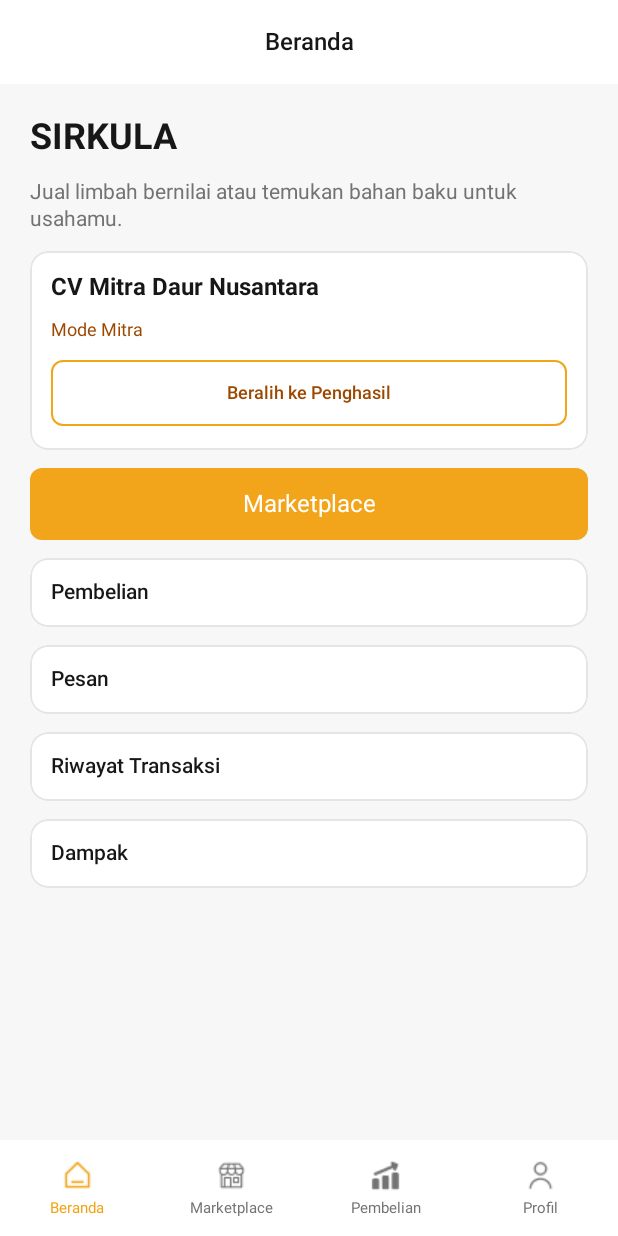
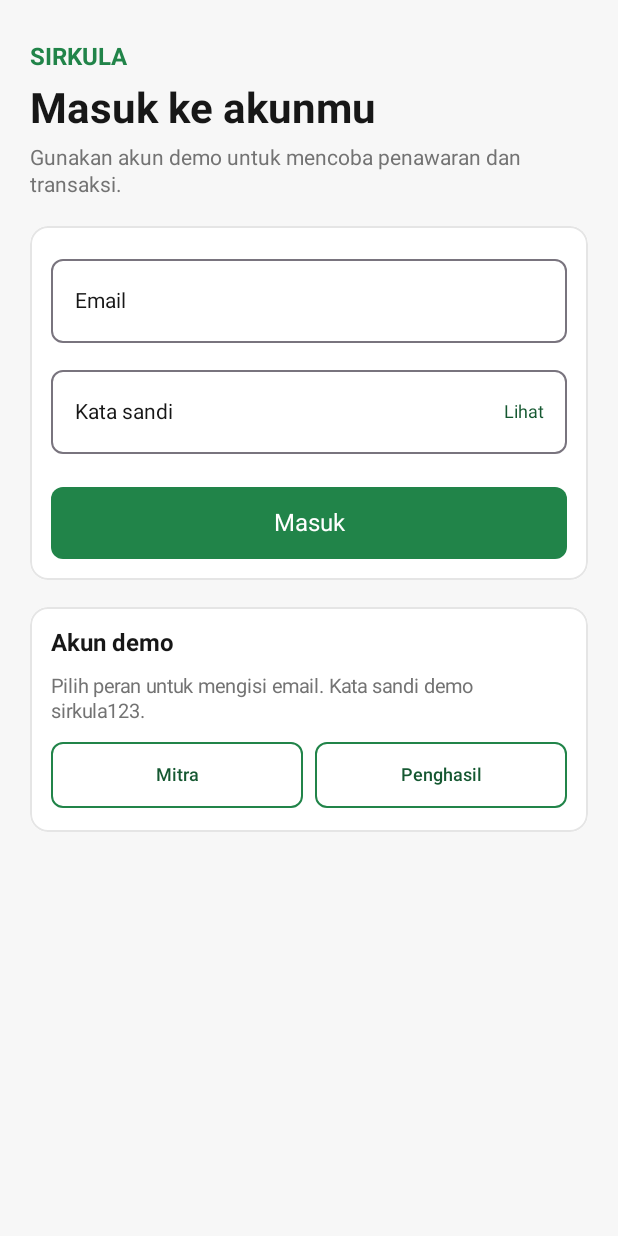
Before and after one commit to dumasannaomi-cmyk/SirkulaCSR, an Android app built with Jetpack Compose: the screen it shows after launch (MainActivity), on a phone screen of 412 x 824 dp. Run offline under Robolectric (Android 15) with nearby library versions, the phone set to English and light mode, and no system bars.

Commit message:
Add demo login and sign-out

```diff
--- a/app/src/main/java/com/example/sirkulacsr/MainActivity.kt
+++ b/app/src/main/java/com/example/sirkulacsr/MainActivity.kt
@@ -6,7 +6,7 @@ import androidx.activity.ComponentActivity
 import androidx.activity.SystemBarStyle
 import androidx.activity.compose.setContent
 import androidx.activity.enableEdgeToEdge
-import com.example.sirkulacsr.trade.TradeApp
+import com.example.sirkulacsr.trade.SirkulaApp
 import com.example.sirkulacsr.ui.theme.SirkulaCSRTheme
 
 class MainActivity : ComponentActivity() {
@@ -15,7 +15,7 @@ class MainActivity : ComponentActivity() {
         val systemBars = SystemBarStyle.light(Color.TRANSPARENT, Color.WHITE)
         enableEdgeToEdge(statusBarStyle = systemBars, navigationBarStyle = systemBars)
         setContent {
-            SirkulaCSRTheme(darkTheme = false, dynamicColor = false) { TradeApp() }
+            SirkulaCSRTheme(darkTheme = false, dynamicColor = false) { SirkulaApp() }
         }
     }
 }
--- a/app/src/main/java/com/example/sirkulacsr/trade/TradeApp.kt
+++ b/app/src/main/java/com/example/sirkulacsr/trade/TradeApp.kt
@@ -45,12 +45,12 @@ private fun destination(offer: TradeOffer, role: TradeRole) = when (offer.status
 }
 
 @Composable
-internal fun TradeApp() {
+internal fun TradeApp(initialRole: TradeRole, signOut: () -> Unit) {
     val store = TradeStore.instance(LocalContext.current)
     val scope = rememberCoroutineScope()
     val snackbar = remember { SnackbarHostState() }
     val stateHolder = rememberSaveableStateHolder()
-    var role by rememberSaveable { mutableStateOf(TradeRole.MITRA) }
+    var role by rememberSaveable { mutableStateOf(initialRole) }
     var stack by rememberSaveable { mutableStateOf(arrayListOf("HOME:0")) }
     var snapshot by remember { mutableStateOf<TradeSnapshot?>(null) }
     var failedLoad by remember { mutableStateOf(false) }
@@ -159,7 +159,7 @@ internal fun TradeApp() {
                             data == null -> if (failedLoad) TradeButton("Coba Lagi", role.accent, { perform() })
                                 else CircularProgressIndicator(Modifier.align(Alignment.CenterHorizontally), color = role.accent)
                             screen == TradeScreen.HOME || screen == TradeScreen.PROFILE ->
-                                TradeHome(role, screen == TradeScreen.PROFILE, ::switchRole) { go(it, root = true) }
+                                TradeHome(role, screen == TradeScreen.PROFILE, ::switchRole, signOut) { go(it, root = true) }
                             screen == TradeScreen.MARKET || screen == TradeScreen.LISTINGS -> BrowseListings(
                                 data.listings, role, screen == TradeScreen.LISTINGS, { go(TradeScreen.LISTING, it) }, { go(it) }
                             )
--- a/app/src/main/java/com/example/sirkulacsr/trade/TradeEntryScreens.kt
+++ b/app/src/main/java/com/example/sirkulacsr/trade/TradeEntryScreens.kt
@@ -40,7 +40,13 @@ internal fun TradeNavigation(role: TradeRole, screens: List<TradeScreen>, select
 }
 
 @Composable
-internal fun TradeHome(role: TradeRole, profile: Boolean, switch: () -> Unit, navigate: (TradeScreen) -> Unit) {
+internal fun TradeHome(
+    role: TradeRole,
+    profile: Boolean,
+    switch: () -> Unit,
+    signOut: () -> Unit,
+    navigate: (TradeScreen) -> Unit
+) {
     if (!profile) {
         TradeTitle("SIRKULA", 24)
         TradeText("Jual limbah bernilai atau temukan bahan baku untuk usahamu.", 14, TradeMuted)
@@ -61,6 +67,7 @@ internal fun TradeHome(role: TradeRole, profile: Boolean, switch: () -> Unit, na
     listOf(TradeScreen.MESSAGES, TradeScreen.HISTORY, TradeScreen.IMPACT).forEach {
         TradeCard(onClick = { navigate(it) }) { TradeText(it.title(role), weight = FontWeight.SemiBold) }
     }
+    if (profile) TradeButton("Keluar", TradeRed, signOut, Modifier.fillMaxWidth(), outlined = true)
 }
 
 @Composable
--- /dev/null
+++ b/app/src/main/java/com/example/sirkulacsr/trade/TradeLogin.kt
@@ -0,0 +1,157 @@
+package com.example.sirkulacsr.trade
+
+import android.content.Context
+import androidx.compose.foundation.background
+import androidx.compose.foundation.layout.Arrangement
+import androidx.compose.foundation.layout.Column
+import androidx.compose.foundation.layout.Row
+import androidx.compose.foundation.layout.Spacer
+import androidx.compose.foundation.layout.WindowInsets
+import androidx.compose.foundation.layout.fillMaxSize
+import androidx.compose.foundation.layout.fillMaxWidth
+import androidx.compose.foundation.layout.height
+import androidx.compose.foundation.layout.imePadding
+import androidx.compose.foundation.layout.padding
+import androidx.compose.foundation.layout.safeDrawing
+import androidx.compose.foundation.layout.windowInsetsPadding
+import androidx.compose.foundation.rememberScrollState
+import androidx.compose.foundation.shape.RoundedCornerShape
+import androidx.compose.foundation.text.KeyboardActions
+import androidx.compose.foundation.text.KeyboardOptions
+import androidx.compose.foundation.verticalScroll
+import androidx.compose.material3.OutlinedTextField
+import androidx.compose.material3.OutlinedTextFieldDefaults
+import androidx.compose.material3.TextButton
+import androidx.compose.runtime.Composable
+import androidx.compose.runtime.getValue
+import androidx.compose.runtime.mutableStateOf
+import androidx.compose.runtime.remember
+import androidx.compose.runtime.saveable.rememberSaveable
+import androidx.compose.runtime.setValue
+import androidx.compose.ui.Modifier
+import androidx.compose.ui.platform.LocalContext
+import androidx.compose.ui.platform.LocalFocusManager
+import androidx.compose.ui.text.font.FontWeight
+import androidx.compose.ui.text.input.ImeAction
+import androidx.compose.ui.text.input.KeyboardType
+import androidx.compose.ui.text.input.PasswordVisualTransformation
+import androidx.compose.ui.text.input.VisualTransformation
+import androidx.compose.ui.unit.dp
+
+private const val MITRA_EMAIL = "mitra@sirkula.example"
+private const val PENGHASIL_EMAIL = "penghasil@sirkula.example"
+private const val DEMO_PASSWORD = "sirkula123"
+private const val SESSION_ROLE = "signed_in_demo_role"
+
+@Composable
+internal fun SirkulaApp() {
+    val context = LocalContext.current
+    val prefs = remember(context) {
+        context.getSharedPreferences("sirkula_demo_session", Context.MODE_PRIVATE)
+    }
+    var signedInRole by remember(prefs) {
+        val savedRole = prefs.getString(SESSION_ROLE, null)
+        mutableStateOf(TradeRole.entries.firstOrNull { it.name == savedRole })
+    }
+
+    val role = signedInRole
+    if (role == null) {
+        TradeLogin { selectedRole ->
+            prefs.edit().putString(SESSION_ROLE, selectedRole.name).apply()
+            signedInRole = selectedRole
+        }
+    } else {
+        TradeApp(role) {
+            prefs.edit().remove(SESSION_ROLE).apply()
+            signedInRole = null
+        }
+    }
+}
+
+@Composable
+private fun TradeLogin(signIn: (TradeRole) -> Unit) {
+    var email by rememberSaveable { mutableStateOf("") }
+    var password by remember { mutableStateOf("") }
+    var showPassword by remember { mutableStateOf(false) }
+    var error by remember { mutableStateOf(false) }
+    val focus = LocalFocusManager.current
+    val emailRole = when (email.trim().lowercase()) {
+        MITRA_EMAIL -> TradeRole.MITRA
+        PENGHASIL_EMAIL -> TradeRole.PENGHASIL
+        else -> null
+    }
+
+    fun submit() {
+        if (emailRole != null && password == DEMO_PASSWORD) {
+            focus.clearFocus()
+            signIn(emailRole)
+        } else {
+            error = true
+        }
+    }
+
+    fun updateEmail(value: String) {
+        email = value.take(120)
+        error = false
+    }
+
+    Column(
+        Modifier.fillMaxSize().background(TradeBackground)
+            .windowInsetsPadding(WindowInsets.safeDrawing).imePadding()
+            .verticalScroll(rememberScrollState()).padding(horizontal = 20.dp, vertical = 28.dp),
+        verticalArrangement = Arrangement.spacedBy(18.dp)
+    ) {
+        Column(verticalArrangement = Arrangement.spacedBy(6.dp)) {
+            TradeText("SIRKULA", 16, TradeGreen, weight = FontWeight.Bold)
+            TradeTitle("Masuk ke akunmu", 28)
+            TradeText("Gunakan akun demo untuk mencoba penawaran dan transaksi.", 14, TradeMuted)
+        }
+        TradeCard {
+            OutlinedTextField(
+                value = email,
+                onValueChange = ::updateEmail,
+                modifier = Modifier.fillMaxWidth(),
+                label = { TradeText("Email") },
+                singleLine = true,
+                isError = error,
+                shape = RoundedCornerShape(8.dp),
+                colors = OutlinedTextFieldDefaults.colors(focusedBorderColor = TradeGreen),
+                keyboardOptions = KeyboardOptions(keyboardType = KeyboardType.Email, imeAction = ImeAction.Next)
+            )
+            OutlinedTextField(
+                value = password,
+                onValueChange = {
+                    password = it.take(120)
+                    error = false
+                },
+                modifier = Modifier.fillMaxWidth(),
+                label = { TradeText("Kata sandi") },
+                singleLine = true,
+                isError = error,
+                shape = RoundedCornerShape(8.dp),
+                colors = OutlinedTextFieldDefaults.colors(focusedBorderColor = TradeGreen),
+                visualTransformation = if (showPassword) VisualTransformation.None else PasswordVisualTransformation(),
+                trailingIcon = {
+                    TextButton(onClick = { showPassword = !showPassword }) {
+                        TradeText(if (showPassword) "Sembunyikan" else "Lihat", 12, GreenInk)
+                    }
+                },
+                keyboardOptions = KeyboardOptions(keyboardType = KeyboardType.Password, imeAction = ImeAction.Go),
+                keyboardActions = KeyboardActions(onGo = { submit() })
+            )
+            if (error) TradeText("Email atau kata sandi demo tidak sesuai.", 13, TradeRed)
+            Spacer(Modifier.height(2.dp))
+            TradeButton("Masuk", TradeGreen, ::submit, Modifier.fillMaxWidth())
+        }
+        TradeCard {
+            TradeTitle("Akun demo", 16)
+            TradeText("Pilih peran untuk mengisi email. Kata sandi demo $DEMO_PASSWORD.", 13, TradeMuted)
+            Row(Modifier.fillMaxWidth(), horizontalArrangement = Arrangement.spacedBy(8.dp)) {
+                TradeButton("Mitra", TradeGreen, { updateEmail(MITRA_EMAIL) },
+                    Modifier.weight(1f), outlined = true, ink = GreenInk)
+                TradeButton("Penghasil", TradeGreen, { updateEmail(PENGHASIL_EMAIL) },
+                    Modifier.weight(1f), outlined = true, ink = GreenInk)
+            }
+        }
+    }
+}
```
